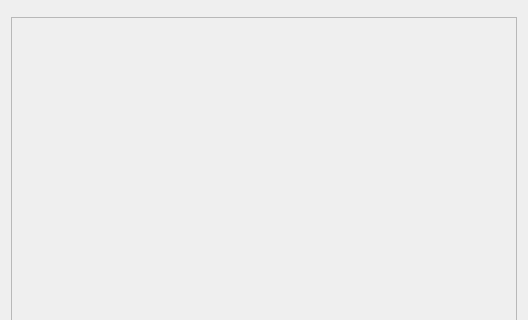
Above: Code/Framework/AzToolsFramework/AzToolsFramework/UI/DocumentPropertyEditor/OutlinerDPE.ui from aws-lumberyard-dev/o3de before the change; both pictures show x 0 to 528 and y 0 to 320 of the 528 by 682 pixel window. Below: the same form after it.
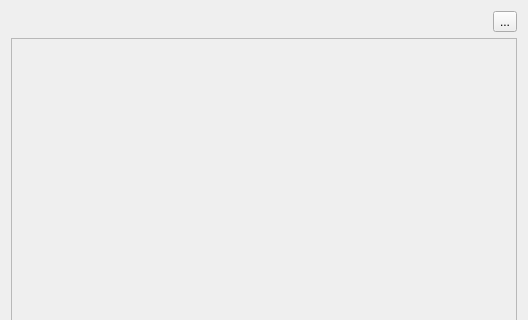
That is the form after the change. Custom widgets are drawn as their Qt base class.

The edit to the form file:
```diff
--- a/Code/Framework/AzToolsFramework/AzToolsFramework/UI/DocumentPropertyEditor/OutlinerDPE.ui
+++ b/Code/Framework/AzToolsFramework/AzToolsFramework/UI/DocumentPropertyEditor/OutlinerDPE.ui
@@ -15,8 +15,18 @@
   </property>
   <layout class="QVBoxLayout" name="verticalLayout">
    <item>
-    <widget class="AzToolsFramework::EntityOutlinerSearchWidget" name="m_searchWidget">
-    </widget>
+    <layout class="QHBoxLayout" name="horizontalLayout">
+     <item>
+      <widget class="AzToolsFramework::EntityOutlinerSearchWidget" name="m_searchWidget" native="true"/>
+     </item>
+     <item>
+      <widget class="QToolButton" name="m_sortOptions">
+       <property name="text">
+        <string>...</string>
+       </property>
+      </widget>
+     </item>
+    </layout>
    </item>
    <item>
     <widget class="AzToolsFramework::DocumentPropertyEditor" name="m_dpe">
```
